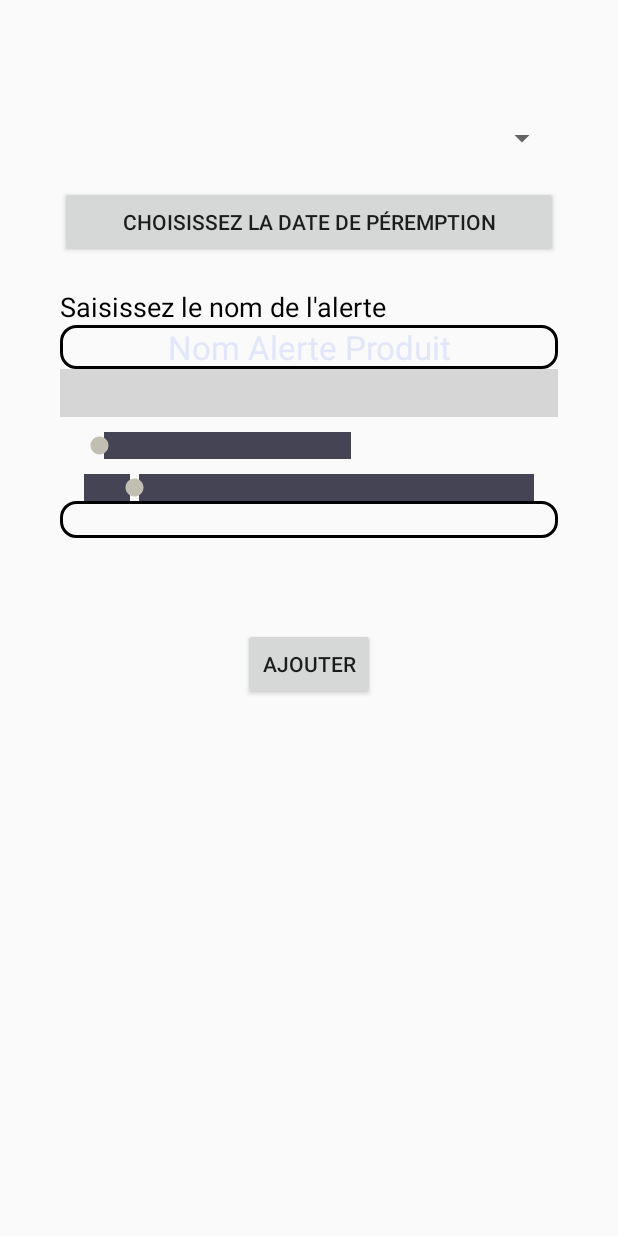
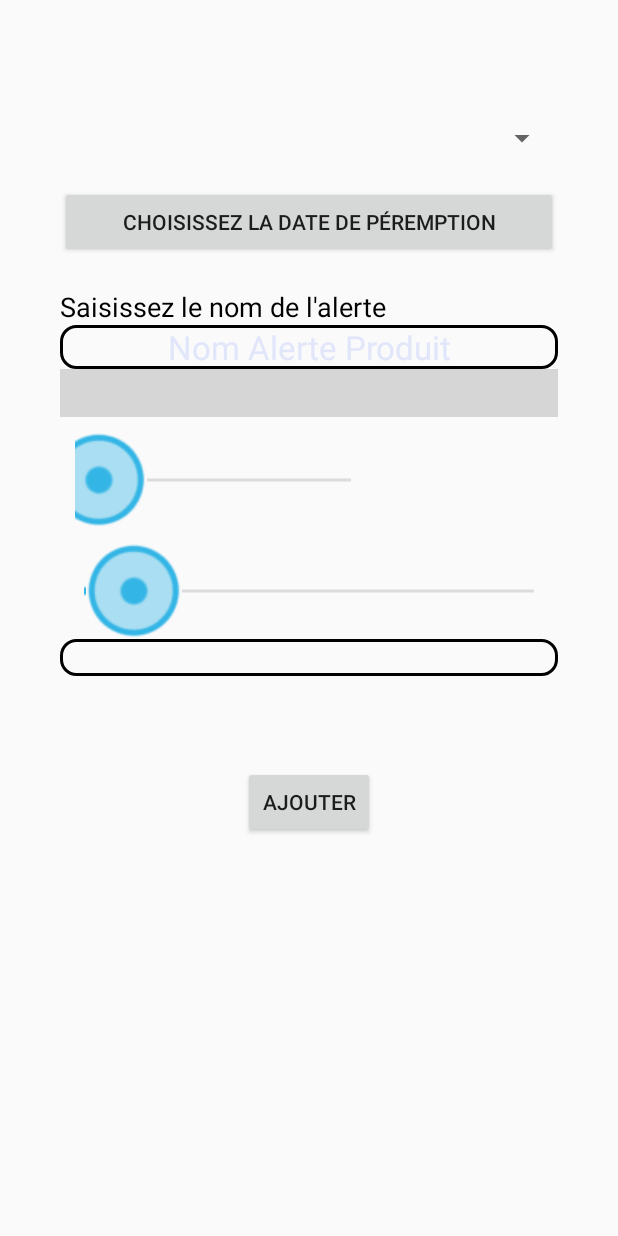
Before and after one commit to boucara/androidSmartfridge, an Android app: the layout activity_main_add_alerte.xml on its own in the app's theme, with its tools: preview values and no code run, on a phone screen of 412 x 824 dp. Run offline under Robolectric (Android 15) with nearby library versions, the phone set to English and light mode, and no system bars; plain views replace RangeSeekBar; grey boxes are pictures that could not be loaded.

Commit message:
changement des seekbar

```diff
--- a/app/build.gradle
+++ b/app/build.gradle
@@ -31,5 +31,5 @@ dependencies {
     compile 'com.android.support:design:25.3.1'
     compile 'com.yahoo.mobile.client.android.util.rangeseekbar:rangeseekbar-library:0.1.0'
     testCompile 'junit:junit:4.12'
-    compile 'com.journeyapps:zxing-android-embedded:3.5.0'
+    compile 'com.journeyapps:zxing-android-embedded:3.4.0'
 }
--- a/app/src/main/res/drawable/custom_progress.xml
+++ b/app/src/main/res/drawable/custom_progress.xml
@@ -1,5 +1,5 @@
 <?xml version="1.0" encoding="utf-8"?>
-<layer-list xmlns:android="http://schemas.android.com/apk/res/android">
+<!--<layer-list xmlns:android="http://schemas.android.com/apk/res/android">
     <item>
 
         <shape>
@@ -8,4 +8,21 @@
                 android:endColor="#454455"/>
         </shape>
     </item>
+</layer-list>-->
+<layer-list xmlns:android="http://schemas.android.com/apk/res/android" >
+
+    <item
+        android:id="@android:id/background"
+        android:drawable="@drawable/red_scrubber_track_holo_light"/>
+    <item android:id="@android:id/secondaryProgress">
+        <scale
+            android:drawable="@drawable/red_scrubber_secondary_holo"
+            android:scaleWidth="100%" />
+    </item>
+    <item android:id="@android:id/progress">
+        <scale
+            android:drawable="@drawable/red_scrubber_primary_holo"
+            android:scaleWidth="100%" />
+    </item>
+
 </layer-list>
--- a/app/src/main/res/layout/activity_main_add_alerte.xml
+++ b/app/src/main/res/layout/activity_main_add_alerte.xml
@@ -102,6 +102,7 @@
             android:layout_margin="10dp"
               android:max="100"
               android:progressDrawable="@drawable/custom_progress"
+              android:thumb="@drawable/seek_thumb_pressed"
 
             />
           <TextView
@@ -115,7 +116,8 @@
             android:layout_height="wrap_content"
             android:max="180"
             android:progress="20"
-            android:progressDrawable="@drawable/custom_progress"/>
+            android:progressDrawable="@drawable/custom_progress"
+            android:thumb="@drawable/seek_thumb_pressed"/>
         <TextView
             android:id="@+id/textView3"
             android:layout_width="match_parent"
```
Also changed, not shown: app/src/main/res/drawable/red_scrubber_primary_holo.9.png (added), app/src/main/res/drawable/red_scrubber_secondary_holo.9.png (added), app/src/main/res/drawable/red_scrubber_track_holo_light.9.png (added), app/src/main/res/drawable/seek_thumb_disabled.png (added), app/src/main/res/drawable/seek_thumb_normal.png (added), app/src/main/res/drawable/seek_thumb_pressed.png (added).
